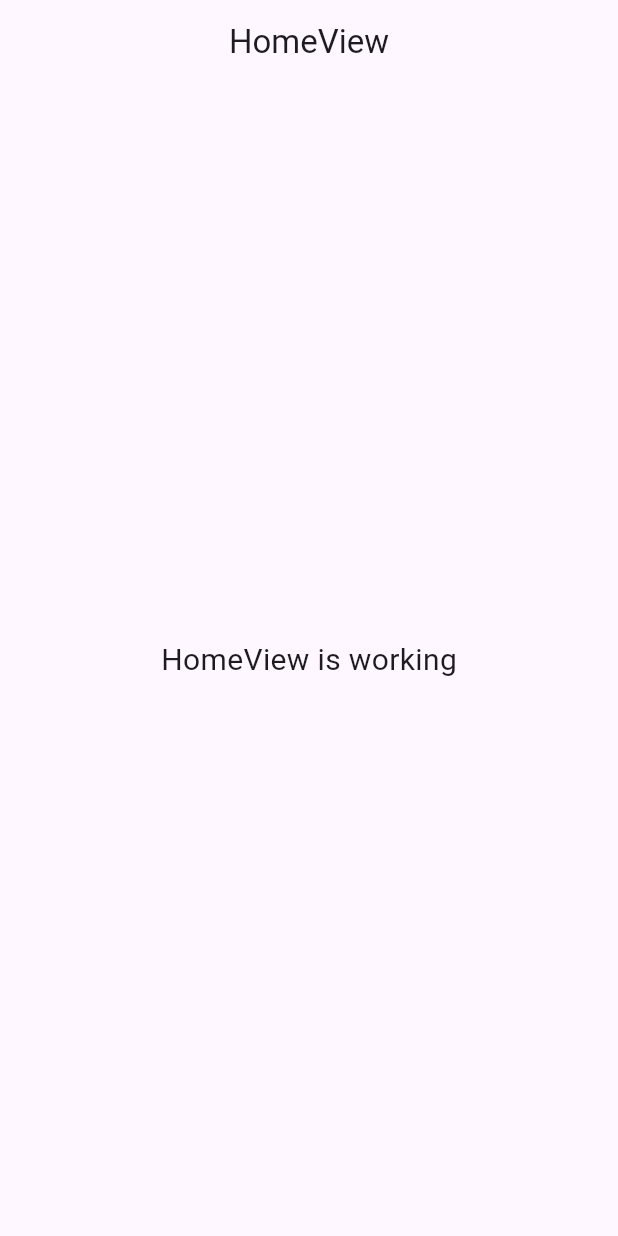
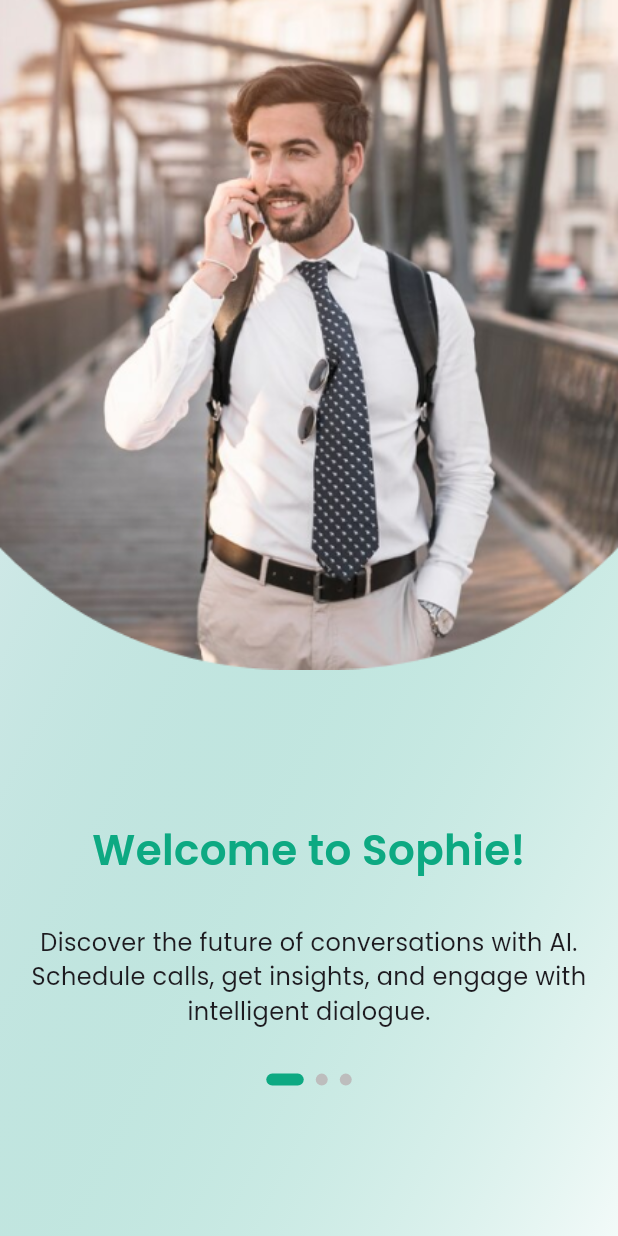
Before and after one commit to sumitk07/sophie, a Flutter app: the screen it shows after launch, on a phone screen of 412 x 824 dp. Run offline on Flutter 3.47's test engine with Material 3 defaults, Android fonts, the phone set to English and light mode, and no system bars; our stand-ins replace get, get_storage, google_fonts.

Commit message:
add: onboarding

```diff
--- /dev/null
+++ b/lib/app/modules/onboarding/controllers/onboarding_controller.dart
@@ -0,0 +1,25 @@
+import 'package:flutter/material.dart';
+import 'package:get/get.dart';
+import 'package:get_storage/get_storage.dart';
+import 'package:sophie/app/routes/app_pages.dart';
+
+class OnboardingController extends GetxController {
+  static OnboardingController to = Get.find();
+
+  PageController pageController = PageController();
+  final localStorage = GetStorage();
+
+  RxInt page = 0.obs;
+
+  nextPage() {
+    if (page.value != 2) {
+      pageController.nextPage(
+        duration: const Duration(milliseconds: 300),
+        curve: Curves.linear,
+      );
+    } else {
+      localStorage.write('isFirstTime', false);
+      Get.offAllNamed(Routes.LOGIN);
+    }
+  }
+}
--- /dev/null
+++ b/lib/app/modules/onboarding/views/onboarding_view.dart
@@ -0,0 +1,120 @@
+import 'package:flutter/material.dart';
+
+import 'package:get/get.dart';
+import 'package:sophie/shared/spacing.dart';
+import 'package:sophie/shared/theme.dart';
+
+import '../controllers/onboarding_controller.dart';
+
+class OnboardingView extends GetView<OnboardingController> {
+  const OnboardingView({super.key});
+  @override
+  Widget build(BuildContext context) {
+    return Scaffold(
+      body: PageView(
+        controller: controller.pageController,
+        onPageChanged: (value) => controller.page.value = value,
+        children: [
+          OnboardingWidget(
+            image: "bg1.png",
+            title: "Welcome to Sophie!",
+            subTitle:
+                "Discover the future of conversations with AI. Schedule calls, get insights, and engage with intelligent dialogue.",
+          ),
+          OnboardingWidget(
+            image: "bg2.png",
+            title: "Welcome to Sophie!",
+            subTitle:
+                "Discover the future of conversations with AI. Schedule calls, get insights, and engage with intelligent dialogue.",
+          ),
+          OnboardingWidget(
+            image: "bg3.png",
+            title: "Welcome to Sophie!",
+            subTitle:
+                "Discover the future of conversations with AI. Schedule calls, get insights, and engage with intelligent dialogue.",
+          ),
+        ],
+      ),
+    );
+  }
+}
+
+class OnboardingWidget extends StatelessWidget {
+  final String image;
+  final String title;
+  final String subTitle;
+
+  const OnboardingWidget({
+    super.key,
+    required this.image,
+    required this.title,
+    required this.subTitle,
+  });
+
+  @override
+  Widget build(BuildContext context) {
+    return Container(
+      height: Get.height,
+      decoration: BoxDecoration(
+        gradient: LinearGradient(
+          colors: [
+            white,
+            primary.withOpacity(0.02),
+          ],
+          end: Alignment.bottomCenter,
+          begin: Alignment.topCenter,
+          transform: GradientRotation(90),
+        ),
+      ),
+      child: Column(
+        children: [
+          Image.asset("assets/images/onboarding/$image"),
+          Expanded(
+            child: Padding(
+              padding: const EdgeInsets.all(20.0),
+              child: Column(
+                mainAxisAlignment: MainAxisAlignment.center,
+                children: [
+                  Text(
+                    title,
+                    style: semibold.copyWith(fontSize: 28, color: primary),
+                    textAlign: TextAlign.center,
+                  ),
+                  verticalSpace(30),
+                  Text(
+                    subTitle,
+                    style: regular.copyWith(fontSize: 16),
+                    textAlign: TextAlign.center,
+                  ),
+                  verticalSpace(30),
+                  GetX<OnboardingController>(
+                    init: OnboardingController.to,
+                    builder: (controller) {
+                      return Row(
+                        mainAxisAlignment: MainAxisAlignment.center,
+                        children: List.generate(
+                          3, // Number of pages
+                          (index) => Container(
+                            margin: EdgeInsets.symmetric(horizontal: 4),
+                            width: controller.page.value == index ? 25 : 8,
+                            height: 8,
+                            decoration: BoxDecoration(
+                              color: controller.page.value == index
+                                  ? primary
+                                  : Colors.grey[400],
+                              borderRadius: BorderRadius.circular(4),
+                            ),
+                          ),
+                        ),
+                      );
+                    },
+                  ),
+                ],
+              ),
+            ),
+          )
+        ],
+      ),
+    );
+  }
+}
--- a/lib/app/modules/splash/views/splash_view.dart
+++ b/lib/app/modules/splash/views/splash_view.dart
@@ -1,23 +1,41 @@
 import 'package:flutter/material.dart';
 
 import 'package:get/get.dart';
+import 'package:sophie/app/routes/app_pages.dart';
+import 'package:sophie/shared/theme.dart';
 
 import '../controllers/splash_controller.dart';
 
 class SplashView extends GetView<SplashController> {
   const SplashView({super.key});
+
   @override
   Widget build(BuildContext context) {
+    Future.delayed(const Duration(seconds: 2), (() {
+      Get.offAllNamed(Routes.ONBOARDING);
+    }));
+
     return Scaffold(
-      appBar: AppBar(
-        title: const Text('SplashView'),
-        centerTitle: true,
-      ),
-      body: const Center(
-        child: Text(
-          'SplashView is working',
-          style: TextStyle(fontSize: 20),
+      backgroundColor: primary,
+      body: Container(
+        width: Get.width,
+        height: Get.height,
+        decoration: const BoxDecoration(
+          image: DecorationImage(
+            image: AssetImage('assets/images/splash/bg.png'),
+            fit: BoxFit.fitWidth,
+          ),
         ),
+        child: Center(
+            child: Container(
+          width: 262,
+          height: 311,
+          decoration: const BoxDecoration(
+            image: DecorationImage(
+              image: AssetImage('assets/images/splash/logo.png'),
+            ),
+          ),
+        )),
       ),
     );
   }
--- a/lib/app/routes/app_routes.dart
+++ b/lib/app/routes/app_routes.dart
@@ -5,10 +5,14 @@ abstract class Routes {
   Routes._();
   static const HOME = _Paths.HOME;
   static const SPLASH = _Paths.SPLASH;
+  static const ONBOARDING = _Paths.ONBOARDING;
+  static const LOGIN = _Paths.LOGIN;
 }
 
 abstract class _Paths {
   _Paths._();
   static const HOME = '/home';
   static const SPLASH = '/splash';
+  static const ONBOARDING = '/onboarding';
+  static const LOGIN = '/login';
 }
--- a/lib/main.dart
+++ b/lib/main.dart
@@ -10,6 +10,8 @@ void main() {
       title: "Application",
       initialRoute: AppPages.INITIAL,
       getPages: AppPages.routes,
+      // initialBinding: AuthBinding(),
+      debugShowCheckedModeBanner: false,
     ),
   );
 }
--- /dev/null
+++ b/lib/shared/spacing.dart
@@ -0,0 +1,13 @@
+import 'package:flutter/material.dart';
+
+Widget verticalSpace(double height) {
+  return SizedBox(
+    height: height,
+  );
+}
+
+Widget horizontalSpace(double width) {
+  return SizedBox(
+    width: width,
+  );
+}
--- a/pubspec.yaml
+++ b/pubspec.yaml
@@ -18,6 +18,7 @@ dependencies:
   pinput: ^5.0.0
   intl_phone_field: ^3.2.0
   image_picker: ^1.1.2
+  get_storage: ^2.1.1
 
 dev_dependencies:
   flutter_test:
```
Also changed, not shown: lib/app/modules/login/bindings/login_binding.dart (added, +12 -0 lines), lib/app/modules/login/controllers/login_controller.dart (added, +23 -0 lines), lib/app/modules/login/views/login_view.dart (added, +24 -0 lines), lib/app/modules/onboarding/bindings/onboarding_binding.dart (added, +12 -0 lines), lib/app/routes/app_pages.dart (+18 -4 lines), lib/shared/theme.dart (added, +30 -0 lines), assets/images/splash/bg.png (renamed from assets/images/splash/logo_back.png), pubspec.lock.
